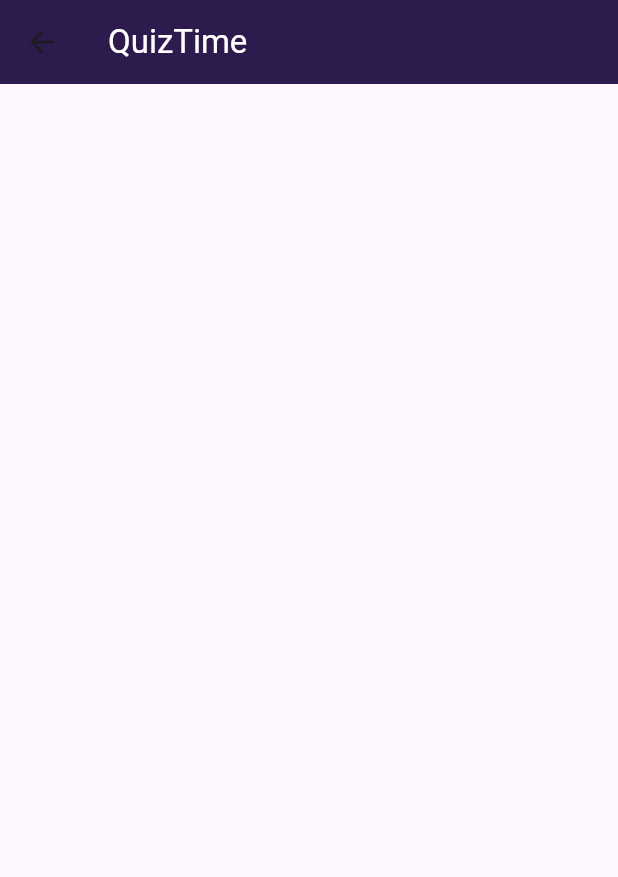
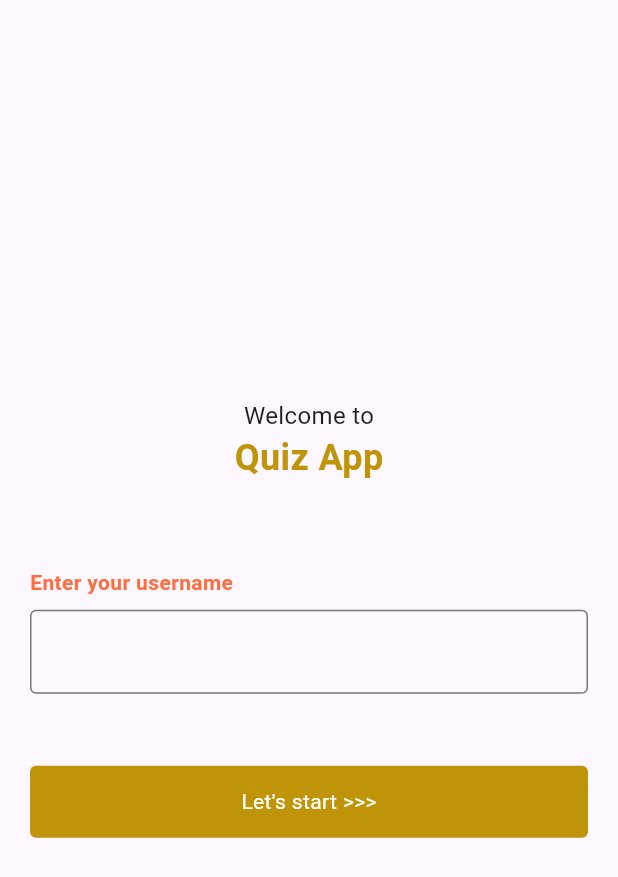
Before and after one commit to AYOPELUMI/Quiz_App, a Flutter app: the WelcomeScreen screen opened directly, on a phone screen of 412 x 824 dp. Shown: the top 877 px of the screen. Run offline on Flutter 3.47's test engine with Material 3 defaults, Android fonts, the phone set to English and light mode, and no system bars; our stand-ins replace get, google_fonts.

Commit message:
worked on the welcome screen

```diff
--- a/lib/Controllers/splashcontroller.dart
+++ b/lib/Controllers/splashcontroller.dart
@@ -1,11 +1,11 @@
 import 'package:get/get.dart';
-import 'package:quiz_app/Screen/gamescreen.dart';
+import 'package:quiz_app/Screen/welcomescreen.dart';
 
 class SplashController extends GetxController {
   @override
   void onInit(){
     Future.delayed(Duration(seconds:2), (){
-      Get.off(GameScreen());
+      Get.off(() => WelcomeScreen());
     },);
     super.onInit();
   }
--- a/lib/Screen/welcomescreen.dart
+++ b/lib/Screen/welcomescreen.dart
@@ -1,6 +1,7 @@
 import 'package:flutter/material.dart';
+import 'package:quiz_app/widgets/appPrimaryButton.dart';
 
-import '../utils/constants/constant.dart';
+import '../utils/constants/sizes.dart';
 
 class WelcomeScreen extends StatelessWidget {
   const WelcomeScreen({super.key});
@@ -8,11 +9,48 @@ class WelcomeScreen extends StatelessWidget {
   @override
   Widget build(BuildContext context) {
     return Scaffold(
-      appBar: AppBar(
-        backgroundColor: appBarBg,
-        title: Text(appName,
-        style: Theme.of(context).textTheme.titleLarge!.apply(color: Colors.white))
-      )
+      body: Container(
+        margin: EdgeInsets.all(20),
+        child: Column(
+          crossAxisAlignment: CrossAxisAlignment.start,
+          mainAxisAlignment: MainAxisAlignment.center,
+        children:[
+          Align(
+            alignment:Alignment.center,
+          child:Text("Welcome to",
+                style:TextStyle(
+                      fontSize:16,
+                      fontWeight: FontWeight.normal
+                ))),
+          Align(
+            alignment :Alignment.center,
+            child:Text("Quiz App",
+                style:TextStyle(
+                      fontSize:24,
+                      fontWeight: FontWeight.bold,
+                      color: Color.fromARGB(255,192,148,8)
+                ))),
+            SizedBox(height: AppSize.spacingbtwSectionLg),
+            Text("Enter your username",style:TextStyle(
+              fontSize: 14,
+              color:Colors.deepOrangeAccent,
+              fontWeight: FontWeight.bold
+            )),
+            SizedBox(height: AppSize.spacingbtwItemSm),
+            TextField(
+              decoration: InputDecoration(
+                border: OutlineInputBorder()
+              )
+            ),
+            SizedBox(height: AppSize.spacingbtwSectionMd),
+            AppPrimaryButton(
+              buttonText: "Let's start >>>",
+              buttonColor: Color.fromARGB(255,192,148,8),
+              textColor: Colors.white
+            )
+
+        ]
+      ))
     );
   }
 }
--- a/lib/utils/constants/sizes.dart
+++ b/lib/utils/constants/sizes.dart
@@ -1,13 +1,33 @@
 class AppSize{
+  //padding
   static const double xs = 4.0;
   static const double sm = 8.0;
   static const double mds = 10.0;
   static const double md = 16.0;
 
+//button height
+  static const double buttonHeight = 48.0;
 
 
+//fontSizes
+  static const double fontSizeSm = 12.0;
+  static const double fontSizeMs = 14.0;
+  static const double fontSizeMd = 16.0;
+  static const double fontSizeLg = 18.0;
+
+
+//Borderredius
+  static const double borderRadiusXs = 4.0;
+  static const double borderRadiusSm = 8.0;
+
+
+//spacing
   static const double defaultSpacing =  24.0;
   static const double spacingbtwItem = 16.0;
+    static const double spacingbtwItemSm = 8.0;
   static const double spacingbtwInputField = 16.0;
-  static const double spacingbtwSection = 32.0;
+  static const double spacingbtwSectionSm = 32.0;
+  static const double spacingbtwSectionMd = 48.0;
+  static const double spacingbtwSectionLg = 56.0;
+
 }
--- /dev/null
+++ b/lib/widgets/appPrimaryButton.dart
@@ -0,0 +1,30 @@
+import 'package:flutter/material.dart';
+import 'package:quiz_app/utils/constants/sizes.dart';
+
+class AppPrimaryButton extends StatelessWidget {
+  const AppPrimaryButton({
+      super.key,
+      required this.buttonText,
+      required this.buttonColor,
+      required this.textColor});
+
+
+  final String buttonText;
+  final Color buttonColor;
+  final Color textColor;
+  @override
+  Widget build(BuildContext context) {
+    return Container(
+              width: double.infinity,
+              height: AppSize.buttonHeight,
+              decoration: BoxDecoration(
+                color: buttonColor,
+                borderRadius: BorderRadius.circular(AppSize.borderRadiusXs),
+              ),
+              child:Center(
+                child:Text(buttonText,style: TextStyle(
+                  color: textColor
+                )))
+            );
+  }
+}
```
